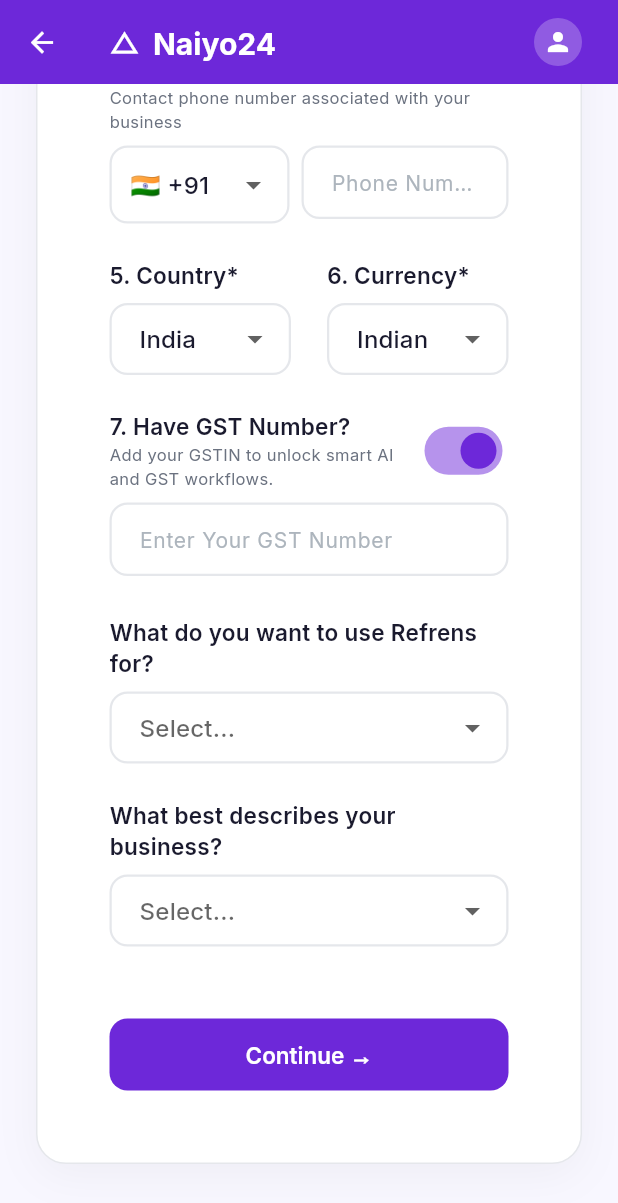
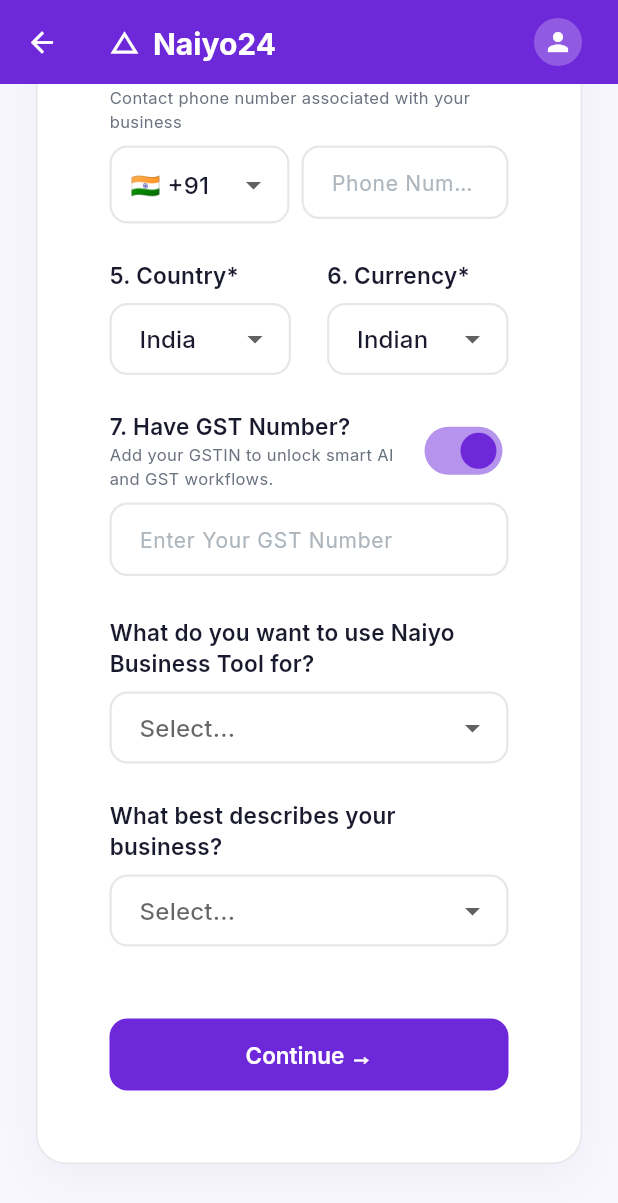
Before and after one commit to DivyanshRana07/Naiyo24-Business-Tool, a Flutter app: the OnboardingScreen screen opened directly, scrolled down 497 dp, on a phone screen of 412 x 824 dp. Shown: the top 1203 px of the screen. Run offline on Flutter 3.47's test engine with Material 3 defaults, Android fonts, the phone set to English and light mode, and no system bars; our stand-ins replace flutter_riverpod, flutter_svg, go_router, google_fonts, riverpod_annotation, shared_preferences; accounts and stored records are empty; generated files the repository leaves out were written again.

Commit message:
Before sidebar seam fix - naming/branding updates

```diff
--- a/lib/cards/feature_block_card.dart
+++ b/lib/cards/feature_block_card.dart
@@ -3,7 +3,7 @@
 
 import '../theme/theme.dart';
 
-/// A "Getting Started" feature block card matching the Refrens dashboard style.
+/// A "Getting Started" feature block card matching the Naiyo Business Tool dashboard style.
 ///
 /// Displays a circular icon badge, a bold title, a short description, and an
 /// outlined action button that routes to the target screen when tapped.
--- a/lib/core/theme/app_theme.dart
+++ b/lib/core/theme/app_theme.dart
@@ -6,7 +6,7 @@
 class AppColors {
   AppColors._();
 
-  // Primary purple – Refrens brand
+  // Primary purple – Naiyo Business Tool brand
   static const Color primary = Color(0xFF6C3CE1);
   static const Color primaryDark = Color(0xFF5429C8);
   static const Color primaryLight = Color(0xFFEDE8FF);
--- a/lib/notifiers/auth_notifier.dart
+++ b/lib/notifiers/auth_notifier.dart
@@ -6,7 +6,7 @@
 part 'auth_notifier.g.dart';
 
 /// Demo credentials – frontend-only, no backend.
-const String _demoEmail = 'demo@refrens.com';
+const String _demoEmail = 'naiyodemo@gmail.com';
 const String _demoPassword = 'demo123';
 
 /// [AuthNotifier] manages authentication state locally.
--- a/lib/screens/dashboard/dashboard_screen.dart
+++ b/lib/screens/dashboard/dashboard_screen.dart
@@ -86,7 +86,7 @@
 
   @override
   Widget build(BuildContext context) {
-    // Derive display name from email (e.g. "demo@refrens.com" → "Demo")
+    // Derive display name from email (e.g. "naiyodemo@gmail.com" → "Demo")
     String displayName = 'Demo User';
     if (email != null && email!.contains('@')) {
       final raw = email!.split('@').first;
--- a/lib/screens/login/login_screen.dart
+++ b/lib/screens/login/login_screen.dart
@@ -13,7 +13,7 @@
 import '../../widgets/google_button.dart';
 import '../../widgets/password_field.dart';
 
-/// Login Screen – replicates the Refrens authentication page.
+/// Login Screen – replicates the Naiyo Business Tool authentication page.
 class LoginScreen extends ConsumerStatefulWidget {
   const LoginScreen({super.key});
 
@@ -215,7 +215,7 @@
                 children: [
                   const TextSpan(text: 'Demo credentials: '),
                   TextSpan(
-                    text: 'demo@refrens.com',
+                    text: 'naiyodemo@gmail.com',
                     style: AppTextStyles.bodyMedium.copyWith(
                       color: AppColors.primary,
                       fontWeight: FontWeight.w600,
--- a/lib/screens/onboarding/widgets/additional_details_form.dart
+++ b/lib/screens/onboarding/widgets/additional_details_form.dart
@@ -46,7 +46,7 @@
 
         Align(
           alignment: Alignment.centerLeft,
-          child: _buildLabel("1. What do you want to use Refrens for?*", sub: "Help us serve you better!"),
+          child: _buildLabel("1. What do you want to use Naiyo Business Tool for?*", sub: "Help us serve you better!"),
         ),
         DropdownButtonFormField<String>(
           decoration: _inputDecoration("Select..."),
--- a/lib/screens/onboarding/widgets/step_one_form.dart
+++ b/lib/screens/onboarding/widgets/step_one_form.dart
@@ -283,7 +283,7 @@
 
           // 8. Use Case
           Text(
-            'What do you want to use Refrens for?',
+            'What do you want to use Naiyo Business Tool for?',
             style: AppTextStyles.labelLarge.copyWith(
               fontWeight: FontWeight.w600,
               color: AppColors.textPrimary,
--- a/lib/screens/onboarding/widgets/step_two_form.dart
+++ b/lib/screens/onboarding/widgets/step_two_form.dart
@@ -327,7 +327,7 @@
       children: [
         // ── 1. Use Case ────────────────────────────────────────────────────
         const Text(
-          '1. What do you want to use Refrens for?*',
+          '1. What do you want to use Naiyo Business Tool for?*',
           style: TextStyle(
             fontSize: 14,
             fontWeight: FontWeight.w600,
--- a/lib/theme/app_colors.dart
+++ b/lib/theme/app_colors.dart
@@ -2,7 +2,7 @@
 
 /// ─── AppColors ───────────────────────────────────────────────────────────────
 /// Single source of truth for every color used in Naiyo24 Business Tool.
-/// Inspired by the Refrens purple-primary design system.
+/// Inspired by the Naiyo Business Tool purple-primary design system.
 ///
 /// USAGE:
 ///   Color c = AppColors.primary;
--- a/lib/theme/app_gradients.dart
+++ b/lib/theme/app_gradients.dart
@@ -31,7 +31,7 @@
     end: Alignment.bottomRight,
   );
 
-  /// Premium / upgrade button (orange-red, like Refrens Premium Trial)
+  /// Premium / upgrade button (orange-red, like Naiyo Business Tool Premium Trial)
   static const LinearGradient premiumButton = LinearGradient(
     colors: [Color(0xFFFF6B35), Color(0xFFFF3D7F)],
     begin: Alignment.centerLeft,
--- a/lib/widgets/logo_widget.dart
+++ b/lib/widgets/logo_widget.dart
@@ -3,7 +3,7 @@
 
 import '../theme/theme.dart';
 
-/// Refrens-style purple logo widget.
+/// Naiyo Business Tool-style purple logo widget.
 ///
 /// Renders as inline text logo (no SVG dependency required for web).
 class LogoWidget extends StatelessWidget {
--- a/pubspec.yaml
+++ b/pubspec.yaml
@@ -1,5 +1,5 @@
 name: naiyo24_business_tool
-description: Naiyo24 Business Tool - Refrens-style Authentication Flow
+description: Naiyo24 Business Tool - Naiyo Business Tool-style Authentication Flow
 publish_to: 'none'
 version: 1.0.0+1
 
```
Also changed, not shown: pubspec.lock.
